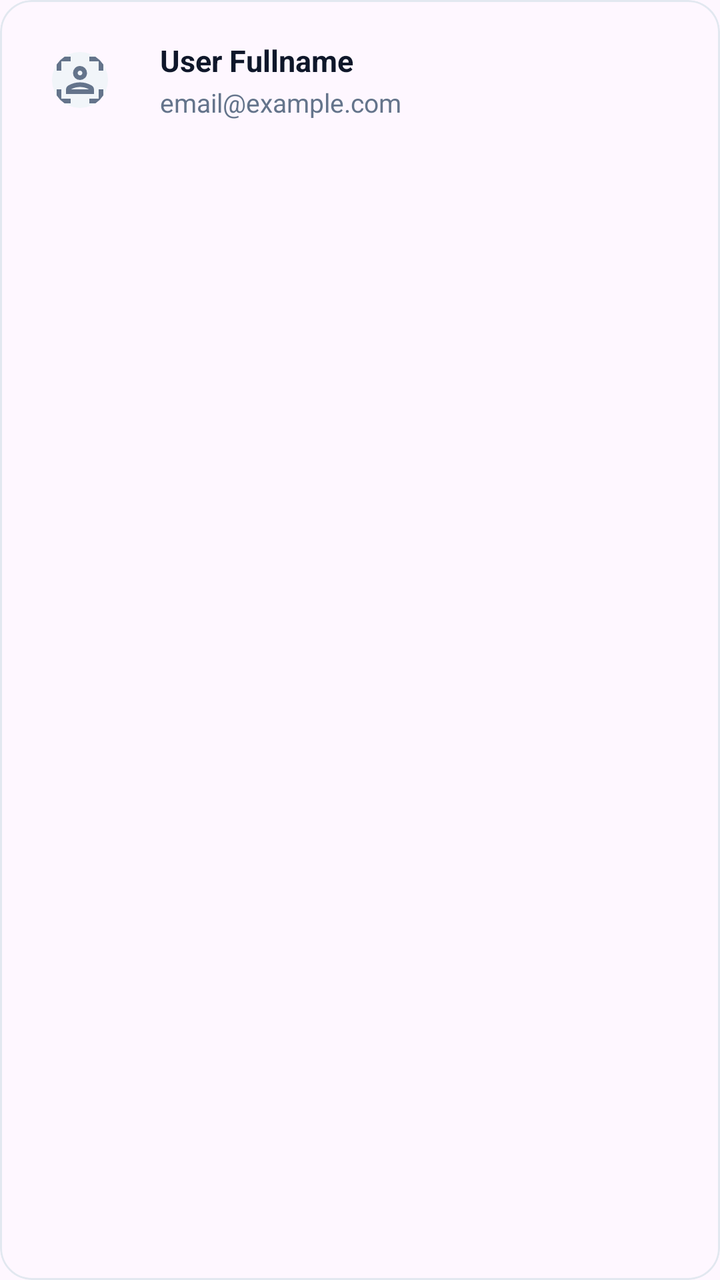
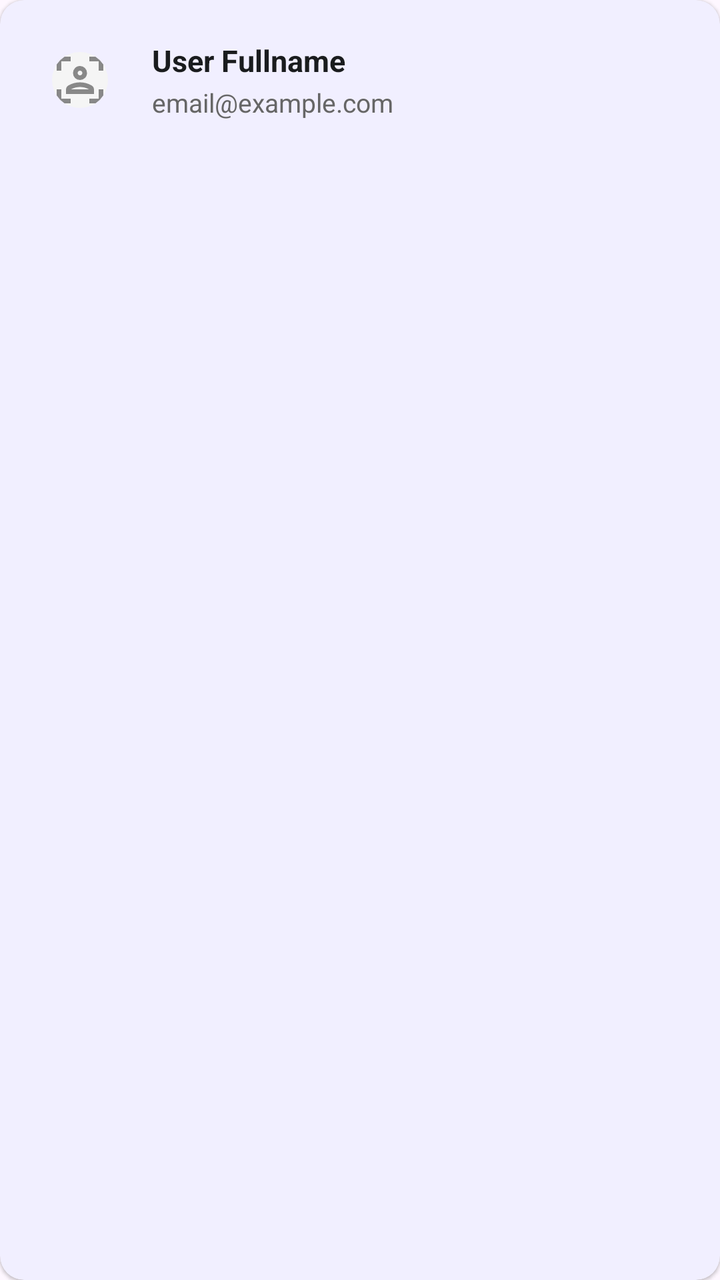

Before-and-after screenshots of an Android layout around one commit, followed by the original layout XML and the change that was made.
<!-- AndroidManifest.xml: application theme Theme.Event_management -->
<!-- res/layout/item_admin_user.xml -->
<?xml version="1.0" encoding="utf-8"?>
<com.google.android.material.card.MaterialCardView xmlns:android="http://schemas.android.com/apk/res/android"
    xmlns:app="http://schemas.android.com/apk/res-auto"
    android:layout_width="match_parent"
    android:layout_height="wrap_content"
    app:cardCornerRadius="16dp"
    app:cardElevation="0dp"
    app:strokeWidth="1dp"
    app:strokeColor="#E2E8F0"
    android:layout_marginVertical="4dp">

    <LinearLayout
        android:layout_width="match_parent"
        android:layout_height="wrap_content"
        android:orientation="horizontal"
        android:padding="16dp"
        android:gravity="center_vertical">

        <com.google.android.material.imageview.ShapeableImageView
            android:layout_width="48dp"
            android:layout_height="48dp"
            android:src="@drawable/ic_person"
            app:shapeAppearanceOverlay="@style/CircleImageView"
            app:tint="#64748B"
            android:background="#F1F5F9"
            android:padding="10dp"/>

        <LinearLayout
            android:layout_width="0dp"
            android:layout_height="wrap_content"
            android:layout_weight="1"
            android:layout_marginStart="16dp"
            android:orientation="vertical">

            <TextView
                android:id="@+id/tvAdminUserName"
                android:layout_width="match_parent"
                android:layout_height="wrap_content"
                android:text="User Fullname"
                android:textColor="#0F172A"
                android:textStyle="bold"
                android:textSize="15sp" />

            <TextView
                android:id="@+id/tvAdminUserEmail"
                android:layout_width="match_parent"
                android:layout_height="wrap_content"
                android:text="email@example.com"
                android:textColor="#64748B"
                android:layout_marginTop="2dp"
                android:textSize="13sp" />
        </LinearLayout>

    </LinearLayout>
</com.google.android.material.card.MaterialCardView>
<!-- resources referenced by this layout -->
<resources>
  <!-- drawable ic_person (drawable) -->
  <vector xmlns:android="http://schemas.android.com/apk/res/android" android:height="24dp" android:tint="#000000" android:viewportHeight="960" android:viewportWidth="960" android:width="24dp">
        
      <path android:fillColor="@android:color/white" android:pathData="M480,480Q429,480 394.5,445.5Q360,411 360,360Q360,310 394.5,275Q429,240 480,240Q530,240 565,275Q600,310 600,360Q600,411 565,445.5Q530,480 480,480ZM480,400Q497,400 508.5,388.5Q520,377 520,360Q520,343 508.5,331.5Q497,320 480,320Q463,320 451.5,331.5Q440,343 440,360Q440,377 451.5,388.5Q463,400 480,400ZM240,720L240,644Q240,623 250.5,604.5Q261,586 279,575Q325,548 375.5,534Q426,520 480,520Q534,520 584.5,534Q635,548 681,575Q699,586 709.5,604.5Q720,623 720,644L720,720L240,720ZM400,610Q361,620 326,640L326,640L634,640L634,640Q599,620 560,610Q521,600 480,600Q439,600 400,610ZM480,360Q480,360 480,360Q480,360 480,360Q480,360 480,360Q480,360 480,360Q480,360 480,360Q480,360 480,360Q480,360 480,360Q480,360 480,360ZM560,640Q599,640 634,640L634,640L326,640L326,640Q361,640 400,640Q439,640 480,640Q521,640 560,640ZM160,880Q127,880 103.5,856.5Q80,833 80,800L80,640L160,640L160,800Q160,800 160,800Q160,800 160,800L320,800L320,880L160,880ZM80,320L80,160Q80,127 103.5,103.5Q127,80 160,80L320,80L320,160L160,160Q160,160 160,160Q160,160 160,160L160,320L80,320ZM640,880L640,800L800,800Q800,800 800,800Q800,800 800,800L800,640L880,640L880,800Q880,833 856.5,856.5Q833,880 800,880L640,880ZM800,320L800,160Q800,160 800,160Q800,160 800,160L640,160L640,80L800,80Q833,80 856.5,103.5Q880,127 880,160L880,320L800,320Z"/>
      
  </vector>
  <style name="CircleImageView">
          <item name="cornerSize">50%</item>
      </style>
  <style name="Theme.Event_management" parent="Base.Theme.Event_management" />
  <style name="Base.Theme.Event_management" parent="Theme.Material3.DayNight.NoActionBar">
          <item name="colorPrimary">#0066FF</item> <item name="android:statusBarColor">#FFFFFF</item> <item name="android:windowLightStatusBar">true</item> </style>
</resources>

<!-- the commit's change to res/layout/item_admin_user.xml (unified diff, before → after) -->
@@ -3,11 +3,11 @@
     xmlns:app="http://schemas.android.com/apk/res-auto"
     android:layout_width="match_parent"
     android:layout_height="wrap_content"
-    app:cardCornerRadius="16dp"
-    app:cardElevation="0dp"
-    app:strokeWidth="1dp"
-    app:strokeColor="#E2E8F0"
-    android:layout_marginVertical="4dp">
+    app:cardCornerRadius="12dp"
+    app:cardElevation="1dp"
+    app:strokeWidth="0dp"
+    android:layout_marginHorizontal="16dp"
+    android:layout_marginVertical="6dp">
 
     <LinearLayout
         android:layout_width="match_parent"
@@ -21,15 +21,15 @@
             android:layout_height="48dp"
             android:src="@drawable/ic_person"
             app:shapeAppearanceOverlay="@style/CircleImageView"
-            app:tint="#64748B"
-            android:background="#F1F5F9"
+            app:tint="#888888"
+            android:background="#F5F5F5"
             android:padding="10dp"/>
 
         <LinearLayout
             android:layout_width="0dp"
             android:layout_height="wrap_content"
             android:layout_weight="1"
-            android:layout_marginStart="16dp"
+            android:layout_marginStart="12dp"
             android:orientation="vertical">
 
             <TextView
@@ -37,7 +37,7 @@
                 android:layout_width="match_parent"
                 android:layout_height="wrap_content"
                 android:text="User Fullname"
-                android:textColor="#0F172A"
+                android:textColor="#1A1C1E"
                 android:textStyle="bold"
                 android:textSize="15sp" />
 
@@ -46,7 +46,7 @@
                 android:layout_width="match_parent"
                 android:layout_height="wrap_content"
                 android:text="email@example.com"
-                android:textColor="#64748B"
+                android:textColor="#666666"
                 android:layout_marginTop="2dp"
                 android:textSize="13sp" />
         </LinearLayout>
